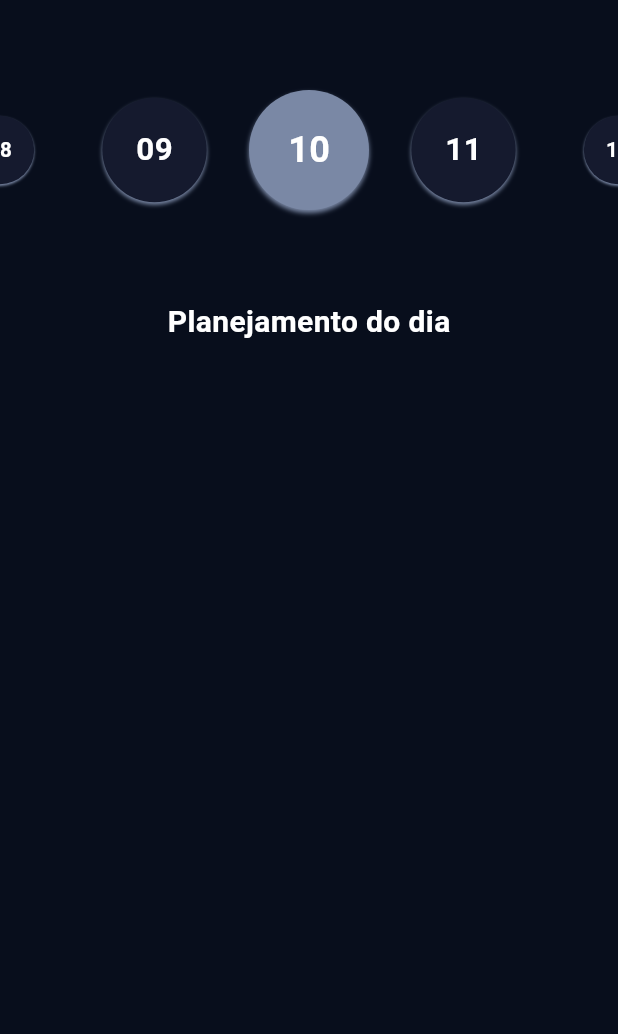
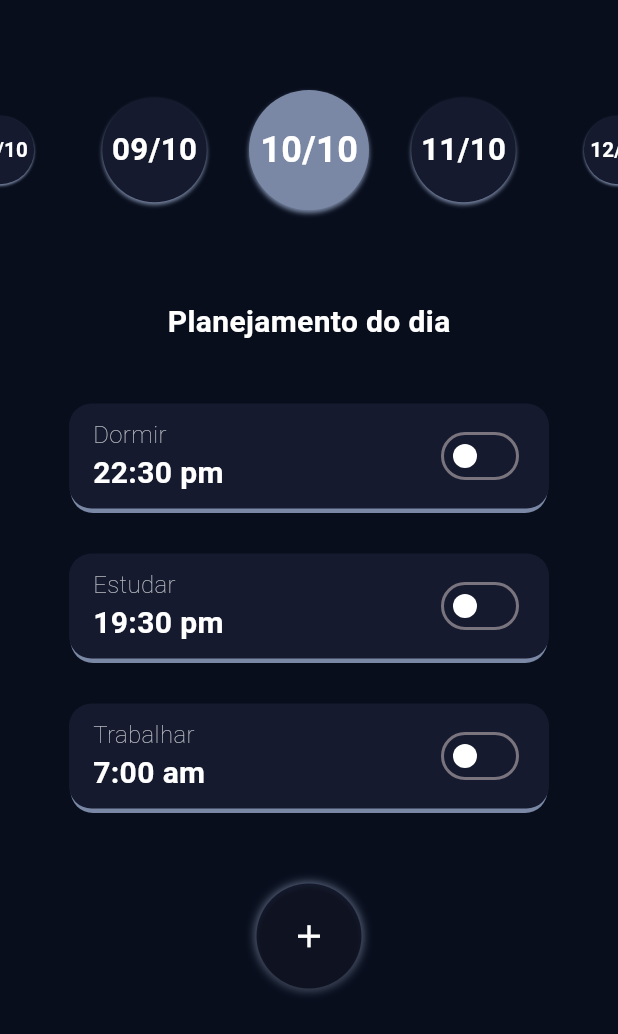
Before and after one commit to LucasMarmittCatarino/Sonho_Saudavel, a Flutter app: the ScheduleScreen screen opened directly, on a phone screen of 412 x 824 dp. Shown: the top 1034 px of the screen. Run offline on Flutter 3.47's test engine with Material 3 defaults, Android fonts, the phone set to English and light mode, and no system bars; drawn by our look-alikes of carousel_slider; our stand-ins replace flutter_screenutil.

Commit message:
feat: upgrade for scheduleScreen

```diff
--- /dev/null
+++ b/lib/components/schedule_custom_card.dart
@@ -0,0 +1,80 @@
+import 'package:flutter/material.dart';
+
+class ScheduleCustomCard extends StatefulWidget {
+  final String label;
+  final String time;
+
+  const ScheduleCustomCard({
+    super.key,
+    required this.label,
+    required this.time,
+  });
+
+  @override
+  _ScheduleCustomCardState createState() => _ScheduleCustomCardState();
+}
+
+class _ScheduleCustomCardState extends State<ScheduleCustomCard> {
+  bool isSwitched = false;
+
+  @override
+  Widget build(BuildContext context) {
+    return Container(
+      width: 320,
+      height: 70,
+      decoration: BoxDecoration(
+        color: const Color(0xFF151A2E),
+        borderRadius: BorderRadius.circular(15),
+        boxShadow: const [
+          BoxShadow(
+            color: Color(0xFF7A88A5),
+            offset: Offset(0, 4),
+            spreadRadius: -1,
+          ),
+        ],
+      ),
+      child: Padding(
+        padding: const EdgeInsets.symmetric(horizontal: 16.0),
+        child: Row(
+          mainAxisAlignment: MainAxisAlignment.spaceBetween,
+          crossAxisAlignment: CrossAxisAlignment.center,
+          children: [
+            Column(
+              mainAxisAlignment: MainAxisAlignment.center,
+              crossAxisAlignment: CrossAxisAlignment.start,
+              children: [
+                Text(
+                  widget.label,
+                  style: const TextStyle(
+                    fontSize: 16,
+                    fontWeight: FontWeight.w200,
+                    color: Color(0xFFBEBFC5),
+                  ),
+                ),
+                Text(
+                  widget.time,
+                  style: const TextStyle(
+                    fontSize: 20,
+                    fontWeight: FontWeight.bold,
+                    color: Colors.white,
+                  ),
+                ),
+              ],
+            ),
+            Switch(
+              value: isSwitched,
+              onChanged: (value) {
+                setState(() {
+                  isSwitched = value;
+                });
+              },
+              activeColor: Color(0xFF7A88A5),
+              inactiveThumbColor: Colors.white,
+              inactiveTrackColor: Color(0xFF151A2E),
+            ),
+          ],
+        ),
+      ),
+    );
+  }
+}
--- a/lib/components/week_cards.dart
+++ b/lib/components/week_cards.dart
@@ -55,7 +55,7 @@ class _WeekCardsState extends State<WeekCards> {
                     ),
                     child: Center(
                       child: Text(
-                        DateFormat('dd').format(day),
+                        DateFormat('dd/MM').format(day),
                         style: const TextStyle(
                           color: Colors.white,
                           fontSize: 24,
--- a/lib/screens/ConfigurationScreen/configuration_screen.dart
+++ b/lib/screens/ConfigurationScreen/configuration_screen.dart
@@ -1,4 +1,5 @@
 import 'package:flutter/material.dart';
+import '../LoginScreens/auth_screen.dart';
 
 class ConfigurationScreen extends StatelessWidget {
   const ConfigurationScreen({super.key});
@@ -10,12 +11,21 @@ class ConfigurationScreen extends StatelessWidget {
         backgroundColor: Colors.transparent,
       ),
       backgroundColor: const Color(0xFF080E1C),
-      body: const Center(
+      body: Center(
         child: Column(
           children: [
 
-            Text('Configurações', style: TextStyle(color: Colors.white),),
-
+            TextButton(
+              onPressed: () {
+                Navigator.push(
+                  context,
+                  MaterialPageRoute(
+                    builder: (context) => const AuthScreen(),
+                  ),
+                );
+              },
+              child: Text('Logout', style: TextStyle(color: Colors.white),),
+            )
 
           ],
         )
--- a/lib/screens/ScheduleScreen/schedule_screen.dart
+++ b/lib/screens/ScheduleScreen/schedule_screen.dart
@@ -1,5 +1,6 @@
 import 'package:flutter/material.dart';
 import '../../components/week_cards.dart';
+import '../../components/schedule_custom_card.dart';
 
 
 class ScheduleScreen extends StatelessWidget {
@@ -7,7 +8,7 @@ class ScheduleScreen extends StatelessWidget {
 
   @override
   Widget build(BuildContext context) {
-    return const Scaffold(
+    return Scaffold(
       backgroundColor: Color(0xFF080E1C),
       body: Center(
         child: Column(
@@ -21,7 +22,70 @@ class ScheduleScreen extends StatelessWidget {
             Text(
               'Planejamento do dia',
               style: TextStyle(fontSize: 20, fontWeight: FontWeight.bold, color: Colors.white),
-            )
+            ),
+
+            SizedBox(height: 40,),
+
+            Expanded(
+              child: Column(
+                children: [
+                  Column(
+                    children: [
+                      ScheduleCustomCard(
+                        label: 'Dormir',
+                        time: '22:30 pm',
+                      ),
+
+                      SizedBox(height: 30,),
+
+                      ScheduleCustomCard(
+                        label: 'Estudar',
+                        time: '19:30 pm',
+                      ),
+
+                      SizedBox(height: 30,),
+
+                      ScheduleCustomCard(
+                        label: 'Trabalhar',
+                        time: '7:00 am',
+                      ),
+                    ],
+                  ),
+
+                  Container(
+                      margin: const EdgeInsets.only(top: 50),
+                      width: 70,
+                      height: 70,
+                      decoration: BoxDecoration(
+                        color: Color(0xFF151A2E),
+                        shape: BoxShape.circle,
+                        boxShadow: [
+                          BoxShadow(
+                            color: Color(0xFF7A88A5),
+                            offset: Offset(0, 0),
+                            blurRadius: 5,
+                          ),
+                        ],
+                      ),
+                      child: ElevatedButton(
+                        onPressed: () {
+
+                        },
+                        style: ElevatedButton.styleFrom(
+                          shape: CircleBorder(),
+                          padding: EdgeInsets.all(0),
+                          backgroundColor: Colors.transparent,
+                        ),
+                        child: Icon(
+                          Icons.add,
+                          size: 25,
+                          color: Colors.white,
+                        ),
+                      ),
+                    ),
+                ],
+              ),
+            ),
           ],
         ),
       ),
```
